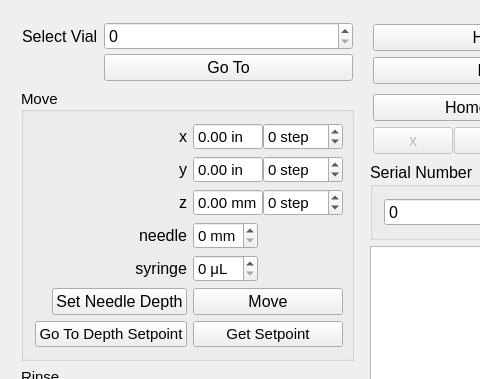
First picture: the form in src/gpicontroller.ui, repository amoose136/GPIController, before the edit; both pictures show x 0 to 480 and y 0 to 379 of the 809 by 671 pixel window.
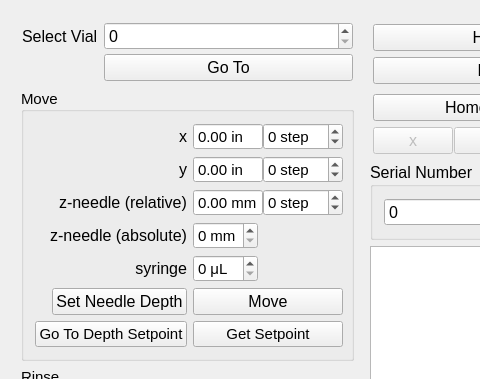
Second picture: the form after the edit.

Commit message: 💄 Update UI slightly to make absolute vs relative z moves less confusing. ⚡️ Improve responsiveness feel of on/off buttons for temperature control board.✨ Now also pulls the temp setpoint and state on machine connection.

Patch:
```diff
--- a/src/gpicontroller.ui
+++ b/src/gpicontroller.ui
@@ -6,7 +6,7 @@
    <rect>
     <x>0</x>
     <y>0</y>
-    <width>773</width>
+    <width>807</width>
     <height>671</height>
    </rect>
   </property>
@@ -228,7 +228,7 @@
               <string>&lt;html&gt;&lt;head/&gt;&lt;body&gt;&lt;p&gt;1 step = .05 mm. &lt;/p&gt;&lt;p&gt;Command sent with steps and is relative to current position&lt;/p&gt;&lt;/body&gt;&lt;/html&gt;</string>
              </property>
              <property name="text">
-              <string>z</string>
+              <string>z-needle (relative)</string>
              </property>
             </widget>
            </item>
@@ -259,7 +259,7 @@
               <number>1</number>
              </property>
              <property name="text">
-              <string>needle</string>
+              <string>z-needle (absolute)</string>
              </property>
              <property name="alignment">
               <set>Qt::AlignRight|Qt::AlignTrailing|Qt::AlignVCenter</set>
```
Left out of the diff: 2 changed lines with no effect on the pictures. The commit also changes 2 other files.
